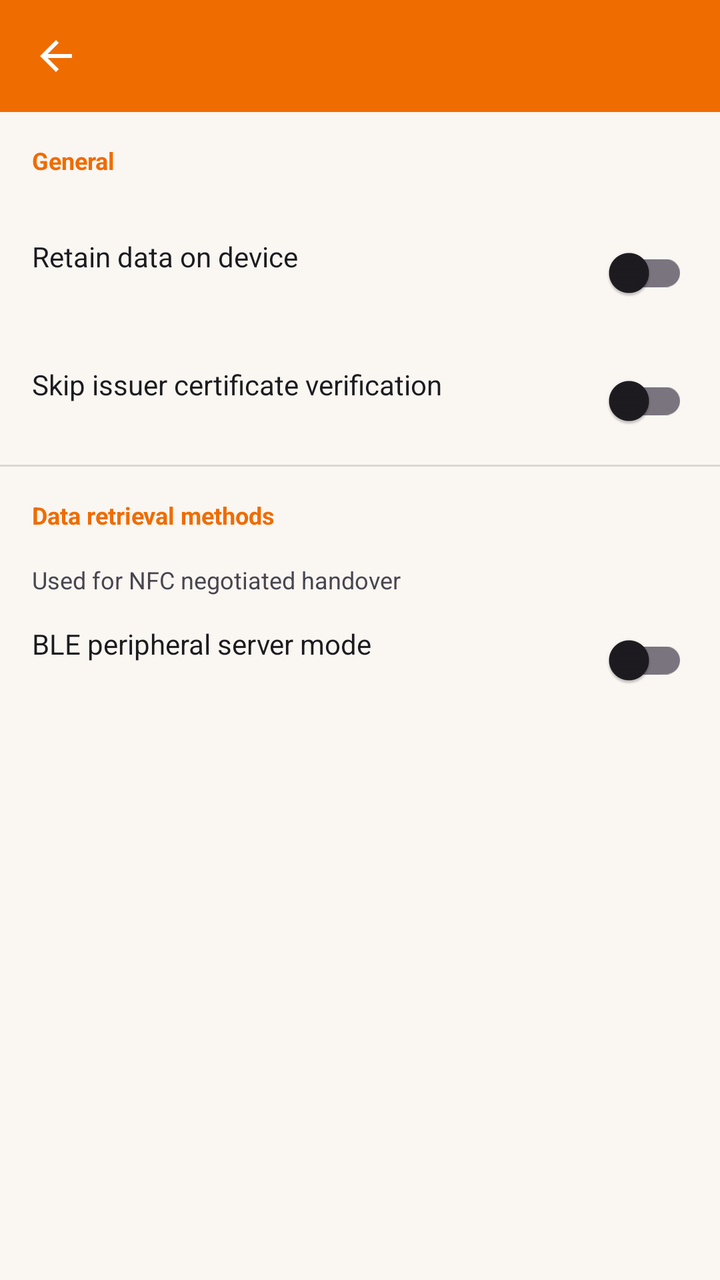
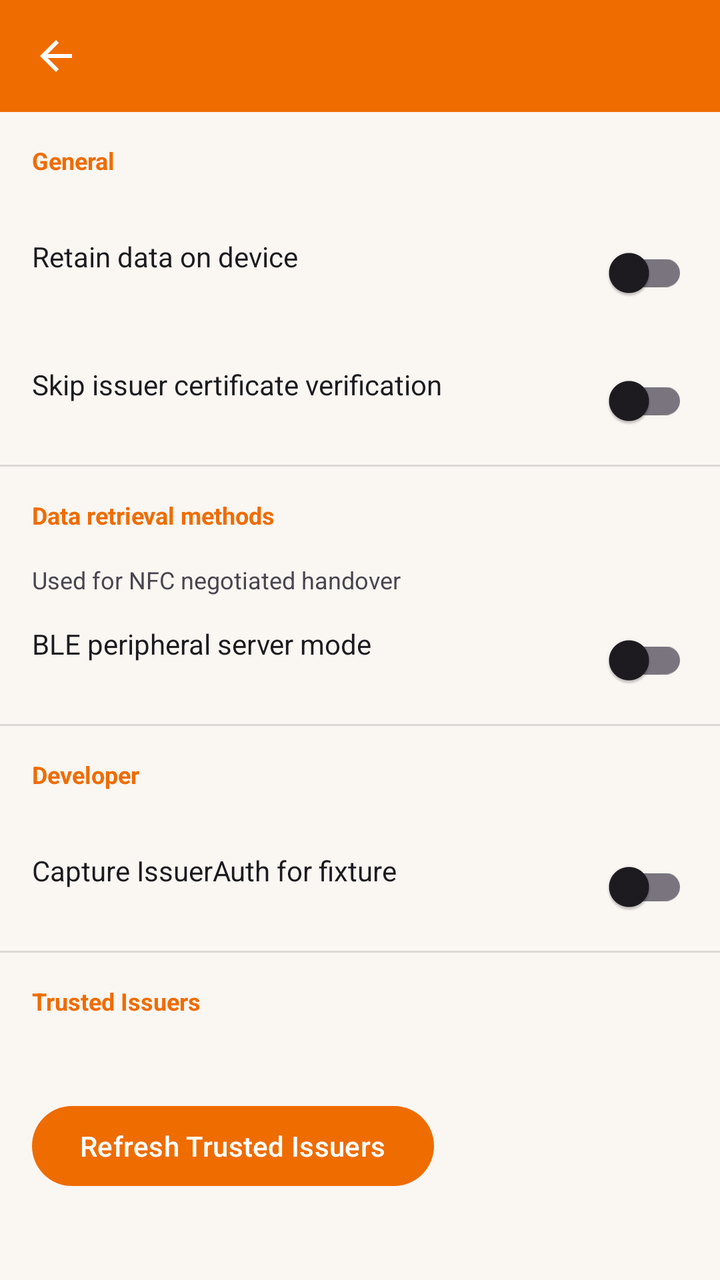

The first picture is an Android layout as it rendered before a commit; the second is the same layout after the commit. The layout source and the unified diff follow.
<!-- AndroidManifest.xml: application theme Theme.MdocReader -->
<!-- res/layout/fragment_settings.xml -->
<?xml version="1.0" encoding="utf-8"?>
<ScrollView
    xmlns:android="http://schemas.android.com/apk/res/android"
    xmlns:app="http://schemas.android.com/apk/res-auto"
    android:layout_width="match_parent"
    android:layout_height="match_parent"
    android:background="@color/background_light">

    <LinearLayout
        android:layout_width="match_parent"
        android:layout_height="wrap_content"
        android:orientation="vertical">

        
        <LinearLayout
            android:layout_width="match_parent"
            android:layout_height="@dimen/toolbar_height"
            android:orientation="horizontal"
            android:gravity="center_vertical"
            android:paddingHorizontal="@dimen/padding_medium"
            android:background="@color/primary">

            <ImageButton
                android:id="@+id/btn_back"
                android:layout_width="@dimen/icon_size"
                android:layout_height="@dimen/icon_size"
                android:src="@drawable/ic_arrow_back"
                android:background="?attr/selectableItemBackgroundBorderless"
                app:tint="@color/white" />

            <TextView
                android:id="@+id/tv_title"
                android:layout_width="0dp"
                android:layout_height="wrap_content"
                android:layout_weight="1"
                android:layout_marginStart="@dimen/padding_medium"
                android:textColor="@color/white"
                android:textSize="@dimen/text_title"
                android:textStyle="bold" />
        </LinearLayout>

        
        <TextView
            android:layout_width="match_parent"
            android:layout_height="wrap_content"
            android:padding="@dimen/padding_medium"
            android:text="@string/settings_category_general"
            android:textSize="@dimen/text_caption"
            android:textColor="@color/primary"
            android:textStyle="bold" />

        <LinearLayout
            android:layout_width="match_parent"
            android:layout_height="wrap_content"
            android:orientation="horizontal"
            android:gravity="center_vertical"
            android:paddingHorizontal="@dimen/padding_medium"
            android:paddingVertical="@dimen/padding_small">
            <LinearLayout
                android:layout_width="0dp"
                android:layout_height="wrap_content"
                android:layout_weight="1"
                android:orientation="vertical">
                <TextView android:layout_width="wrap_content" android:layout_height="wrap_content"
                    android:text="@string/settings_retain_data" android:textSize="@dimen/text_body"
                    android:textColor="@color/on_surface" />
                <TextView android:id="@+id/tv_retain_data_desc" android:layout_width="wrap_content"
                    android:layout_height="wrap_content" android:textSize="@dimen/text_caption"
                    android:textColor="@color/on_surface_variant" />
            </LinearLayout>
            <com.google.android.material.switchmaterial.SwitchMaterial
                android:id="@+id/switch_retain_data"
                android:layout_width="wrap_content" android:layout_height="wrap_content" />
        </LinearLayout>

        <LinearLayout android:layout_width="match_parent" android:layout_height="wrap_content"
            android:orientation="horizontal" android:gravity="center_vertical"
            android:paddingHorizontal="@dimen/padding_medium" android:paddingVertical="@dimen/padding_small">
            <LinearLayout android:layout_width="0dp" android:layout_height="wrap_content"
                android:layout_weight="1" android:orientation="vertical">
                <TextView android:layout_width="wrap_content" android:layout_height="wrap_content"
                    android:text="@string/settings_skip_issuer_trust" android:textSize="@dimen/text_body" android:textColor="@color/on_surface" />
                <TextView android:id="@+id/tv_skip_issuer_trust_desc" android:layout_width="wrap_content"
                    android:layout_height="wrap_content" android:textSize="@dimen/text_caption" android:textColor="@color/on_surface_variant" />
            </LinearLayout>
            <com.google.android.material.switchmaterial.SwitchMaterial
                android:id="@+id/switch_skip_issuer_trust" android:layout_width="wrap_content" android:layout_height="wrap_content" />
        </LinearLayout>

        <View android:layout_width="match_parent" android:layout_height="1dp" android:background="@color/divider" />

        
        <TextView
            android:layout_width="match_parent"
            android:layout_height="wrap_content"
            android:padding="@dimen/padding_medium"
            android:text="@string/settings_category_retrieval_methods"
            android:textSize="@dimen/text_caption"
            android:textColor="@color/primary"
            android:textStyle="bold" />

        <TextView
            android:layout_width="match_parent"
            android:layout_height="wrap_content"
            android:paddingHorizontal="@dimen/padding_medium"
            android:text="@string/settings_category_retrieval_methods_desc"
            android:textSize="@dimen/text_caption"
            android:textColor="@color/on_surface_variant" />

        <LinearLayout android:layout_width="match_parent" android:layout_height="wrap_content"
            android:orientation="horizontal" android:gravity="center_vertical"
            android:paddingHorizontal="@dimen/padding_medium" android:paddingVertical="@dimen/padding_small">
            <LinearLayout android:layout_width="0dp" android:layout_height="wrap_content"
                android:layout_weight="1" android:orientation="vertical">
                <TextView android:layout_width="wrap_content" android:layout_height="wrap_content"
                    android:text="@string/settings_ble_peripheral" android:textSize="@dimen/text_body" android:textColor="@color/on_surface" />
                <TextView android:id="@+id/tv_ble_peripheral_desc" android:layout_width="wrap_content"
                    android:layout_height="wrap_content" android:textSize="@dimen/text_caption" android:textColor="@color/on_surface_variant" />
            </LinearLayout>
            <com.google.android.material.switchmaterial.SwitchMaterial
                android:id="@+id/switch_ble_peripheral" android:layout_width="wrap_content" android:layout_height="wrap_content" />
        </LinearLayout>
    </LinearLayout>
</ScrollView>
<!-- resources referenced by this layout -->
<resources>
  <color name="background_light">#FFFAF6F2</color>
  <color name="divider">#1F000000</color>
  <color name="on_surface">#FF1C1B1F</color>
  <color name="on_surface_variant">#FF49454F</color>
  <color name="primary">#FFEF6C00</color>
  <color name="white">#FFFFFFFF</color>
  <dimen name="icon_size">24dp</dimen>
  <dimen name="padding_medium">16dp</dimen>
  <dimen name="padding_small">8dp</dimen>
  <dimen name="text_body">14sp</dimen>
  <dimen name="text_caption">12sp</dimen>
  <dimen name="text_title">20sp</dimen>
  <dimen name="toolbar_height">56dp</dimen>
  <!-- drawable ic_arrow_back (drawable) -->
  <vector xmlns:android="http://schemas.android.com/apk/res/android"
      android:width="24dp"
      android:height="24dp"
      android:viewportWidth="24"
      android:viewportHeight="24">
      <path
          android:fillColor="#FF000000"
          android:pathData="M20,11H7.83l5.59,-5.59L12,4l-8,8 8,8 1.41,-1.41L7.83,13H20v-2z" />
  </vector>
  <string name="settings_ble_peripheral">BLE peripheral server mode</string>
  <string name="settings_category_general">General</string>
  <string name="settings_category_retrieval_methods">Data retrieval methods</string>
  <string name="settings_category_retrieval_methods_desc">Used for NFC negotiated handover</string>
  <string name="settings_retain_data">Retain data on device</string>
  <string name="settings_skip_issuer_trust">Skip issuer certificate verification</string>
  <style name="Theme.MdocReader" parent="Theme.Material3.Light.NoActionBar">
          <item name="colorPrimary">@color/primary</item>
          <item name="colorPrimaryDark">@color/primary_dark</item>
          <item name="colorAccent">@color/accent</item>
          <item name="colorSecondary">@color/accent</item>
          <item name="android:statusBarColor">@color/primary_dark</item>
          <item name="android:windowBackground">@color/background_light</item>
      </style>
  <color name="primary_dark">#FFC43E00</color>
  <color name="accent">#FFFFA726</color>
</resources>

<!-- the commit's change to res/layout/fragment_settings.xml (unified diff, before → after) -->
@@ -120,5 +120,61 @@
             <com.google.android.material.switchmaterial.SwitchMaterial
                 android:id="@+id/switch_ble_peripheral" android:layout_width="wrap_content" android:layout_height="wrap_content" />
         </LinearLayout>
+
+        <View android:layout_width="match_parent" android:layout_height="1dp" android:background="@color/divider" />
+
+        
+        <TextView
+            android:layout_width="match_parent"
+            android:layout_height="wrap_content"
+            android:padding="@dimen/padding_medium"
+            android:text="Developer"
+            android:textSize="@dimen/text_caption"
+            android:textColor="@color/primary"
+            android:textStyle="bold" />
+
+        <LinearLayout android:layout_width="match_parent" android:layout_height="wrap_content"
+            android:orientation="horizontal" android:gravity="center_vertical"
+            android:paddingHorizontal="@dimen/padding_medium" android:paddingVertical="@dimen/padding_small">
+            <LinearLayout android:layout_width="0dp" android:layout_height="wrap_content"
+                android:layout_weight="1" android:orientation="vertical">
+                <TextView android:layout_width="wrap_content" android:layout_height="wrap_content"
+                    android:text="@string/settings_capture_issuer_auth" android:textSize="@dimen/text_body" android:textColor="@color/on_surface" />
+                <TextView android:id="@+id/tv_capture_issuer_auth_desc" android:layout_width="wrap_content"
+                    android:layout_height="wrap_content" android:textSize="@dimen/text_caption" android:textColor="@color/on_surface_variant" />
+            </LinearLayout>
+            <com.google.android.material.switchmaterial.SwitchMaterial
+                android:id="@+id/switch_capture_issuer_auth" android:layout_width="wrap_content" android:layout_height="wrap_content" />
+        </LinearLayout>
+
+        <View android:layout_width="match_parent" android:layout_height="1dp" android:background="@color/divider" />
+
+        
+        <TextView
+            android:layout_width="match_parent"
+            android:layout_height="wrap_content"
+            android:padding="@dimen/padding_medium"
+            android:text="@string/settings_category_trusted_issuers"
+            android:textSize="@dimen/text_caption"
+            android:textColor="@color/primary"
+            android:textStyle="bold" />
+
+        <TextView
+            android:id="@+id/tv_trusted_issuers_status"
+            android:layout_width="match_parent"
+            android:layout_height="wrap_content"
+            android:paddingHorizontal="@dimen/padding_medium"
+            android:paddingBottom="@dimen/padding_small"
+            android:textSize="@dimen/text_caption"
+            android:textColor="@color/on_surface_variant"
+            android:fontFamily="monospace" />
+
+        <Button
+            android:id="@+id/btnTrustRefresh"
+            android:layout_width="wrap_content"
+            android:layout_height="wrap_content"
+            android:layout_marginHorizontal="@dimen/padding_medium"
+            android:layout_marginBottom="@dimen/padding_medium"
+            android:text="@string/settings_trust_refresh" />
     </LinearLayout>
 </ScrollView>
<!-- resource entries referenced after the edit -->
@@ -24,11 +24,14 @@
           android:pathData="M20,11H7.83l5.59,-5.59L12,4l-8,8 8,8 1.41,-1.41L7.83,13H20v-2z" />
   </vector>
   <string name="settings_ble_peripheral">BLE peripheral server mode</string>
+  <string name="settings_capture_issuer_auth">Capture IssuerAuth for fixture</string>
   <string name="settings_category_general">General</string>
   <string name="settings_category_retrieval_methods">Data retrieval methods</string>
   <string name="settings_category_retrieval_methods_desc">Used for NFC negotiated handover</string>
+  <string name="settings_category_trusted_issuers">Trusted Issuers</string>
   <string name="settings_retain_data">Retain data on device</string>
   <string name="settings_skip_issuer_trust">Skip issuer certificate verification</string>
+  <string name="settings_trust_refresh">Refresh Trusted Issuers</string>
   <style name="Theme.MdocReader" parent="Theme.Material3.Light.NoActionBar">
           <item name="colorPrimary">@color/primary</item>
           <item name="colorPrimaryDark">@color/primary_dark</item>
